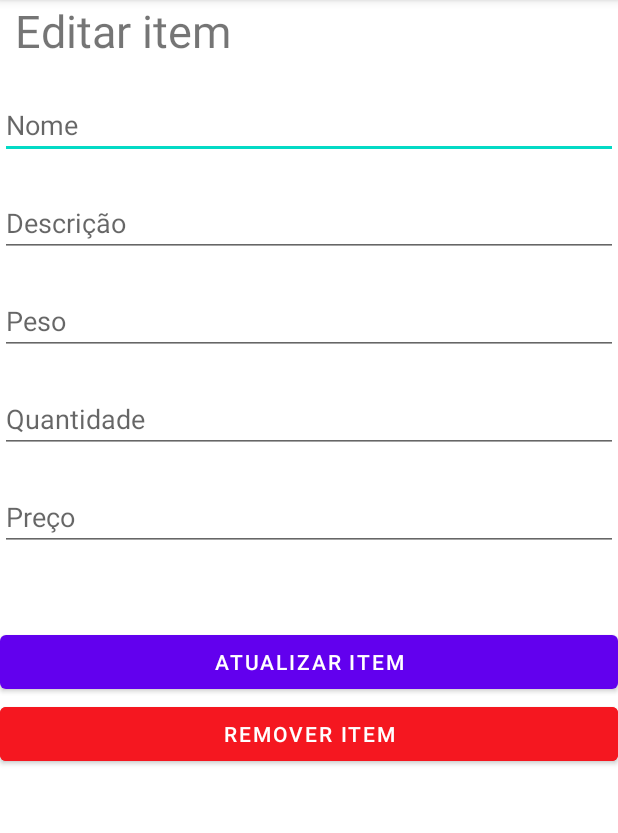
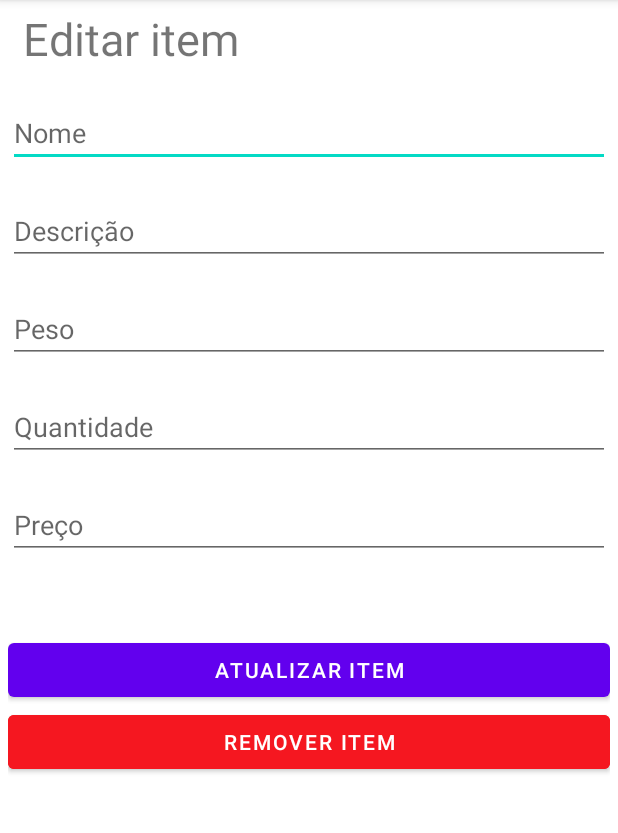
Before and after one commit to matheusoc08/home-food-storage-android, an Android app: the EditItemActivity screen opened directly, with no data from a screen before it, on a phone screen of 412 x 824 dp, the part 84-917 px from its top. Run offline under Robolectric (Android 15) with nearby library versions, the phone set to English and light mode, and no system bars; 6 statements that could not run were skipped.

Commit message:
Set an margin of 5dp from the screen limits and set the messageof empty list witth a marginTop of 150dp

```diff
--- a/app/src/main/res/layout/activity_edit_item.xml
+++ b/app/src/main/res/layout/activity_edit_item.xml
@@ -5,7 +5,8 @@
     android:orientation="vertical"
     android:layout_width="match_parent"
     android:layout_height="match_parent"
-    tools:context=".shopping_list.EditItemActivity">
+    tools:context=".shopping_list.EditItemActivity"
+    android:layout_margin="5dp">
 
     <TextView
         android:layout_width="match_parent"
--- a/app/src/main/res/layout/activity_main.xml
+++ b/app/src/main/res/layout/activity_main.xml
@@ -42,7 +42,7 @@
             android:text="Lista vazia"
             android:textSize="22sp"
             android:textAlignment="center"
-            android:layout_marginTop="10dp"
+            android:layout_marginTop="150dp"
             android:id="@+id/textViewMessageEmptyList"
             />
     </LinearLayout>
```
